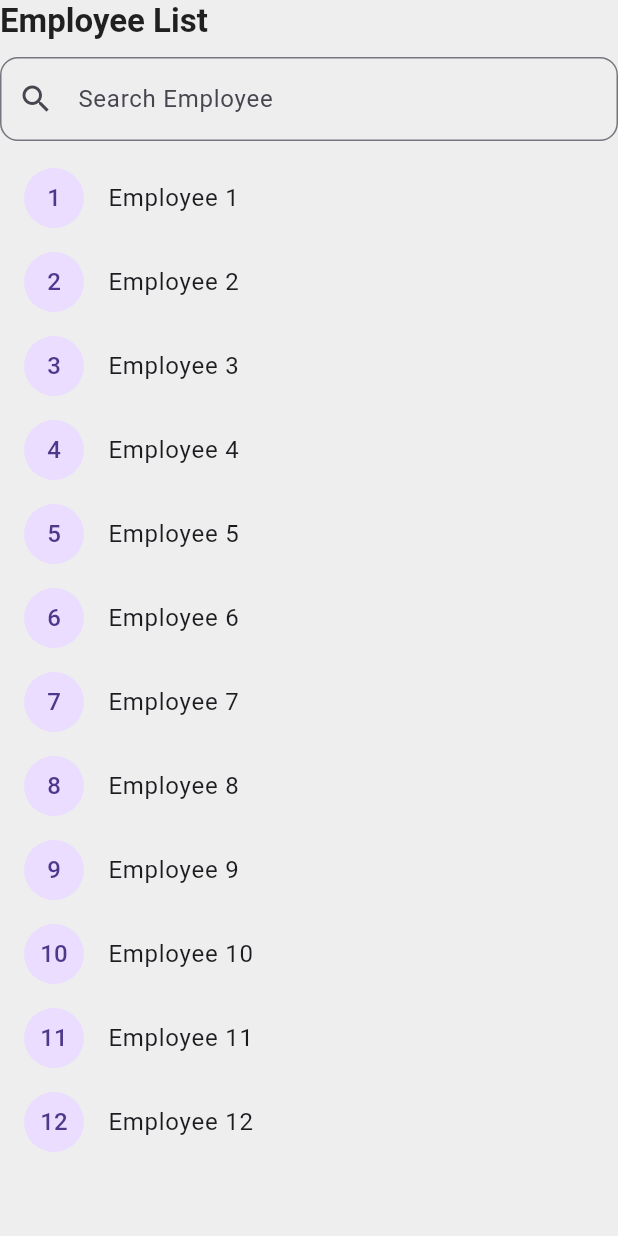
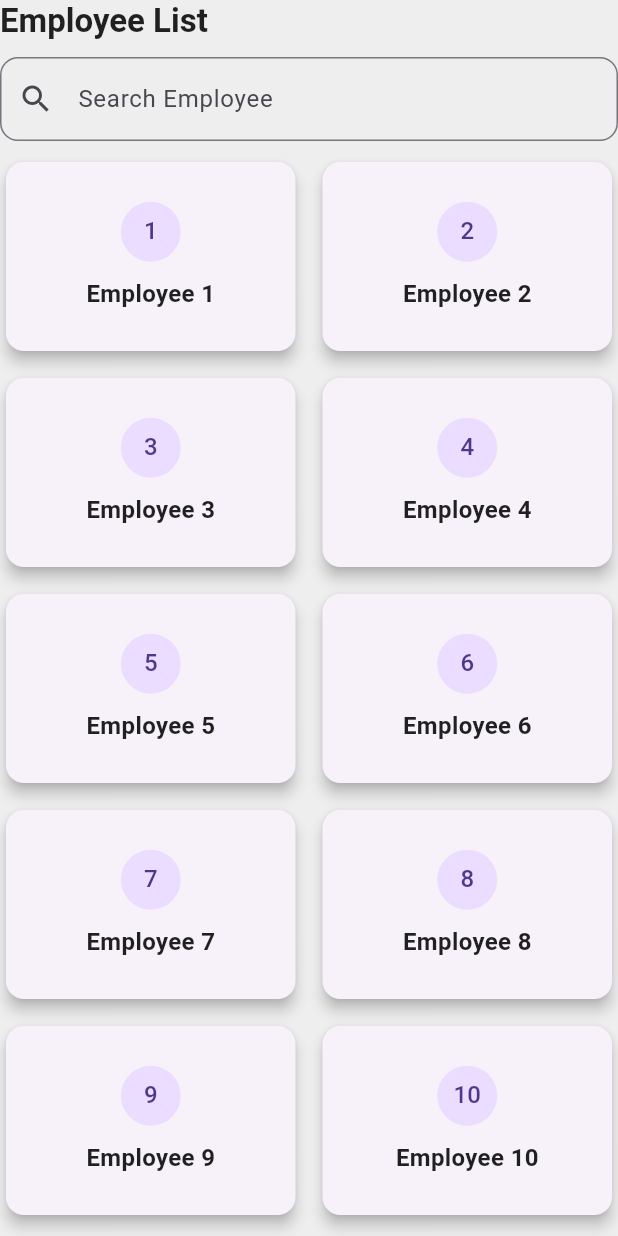
Before and after one commit to emnggprw/teamsync, a Flutter app: the EmployeeSearchScreen widget shown alone on an empty page, opened directly, on a phone screen of 412 x 824 dp. Run offline on Flutter 3.47's test engine with Material 3 defaults, Android fonts, the phone set to English and light mode, and no system bars; our stand-ins replace table_calendar.

Commit message:
Added employee card view

```diff
--- a/lib/main.dart
+++ b/lib/main.dart
@@ -154,12 +154,34 @@
         ),
         SizedBox(height: 10),
         Expanded(
-          child: ListView.builder(
+          child: GridView.builder(
+            gridDelegate: SliverGridDelegateWithFixedCrossAxisCount(
+              crossAxisCount: MediaQuery.of(context).size.width > 600 ? 3 : 2,
+              childAspectRatio: 3 / 2,
+              crossAxisSpacing: 10,
+              mainAxisSpacing: 10,
+            ),
             itemCount: filteredEmployees.length,
             itemBuilder: (context, index) {
-              return ListTile(
-                title: Text(filteredEmployees[index]),
-                leading: CircleAvatar(child: Text(filteredEmployees[index].split(' ')[1])),
+              return Card(
+                elevation: 4,
+                shape: RoundedRectangleBorder(borderRadius: BorderRadius.circular(12)),
+                child: Padding(
+                  padding: const EdgeInsets.all(12.0),
+                  child: Column(
+                    mainAxisAlignment: MainAxisAlignment.center,
+                    children: [
+                      CircleAvatar(
+                        child: Text(filteredEmployees[index].split(' ')[1]),
+                      ),
+                      SizedBox(height: 10),
+                      Text(
+                        filteredEmployees[index],
+                        style: TextStyle(fontSize: 16, fontWeight: FontWeight.bold),
+                      ),
+                    ],
+                  ),
+                ),
               );
             },
           ),
```
